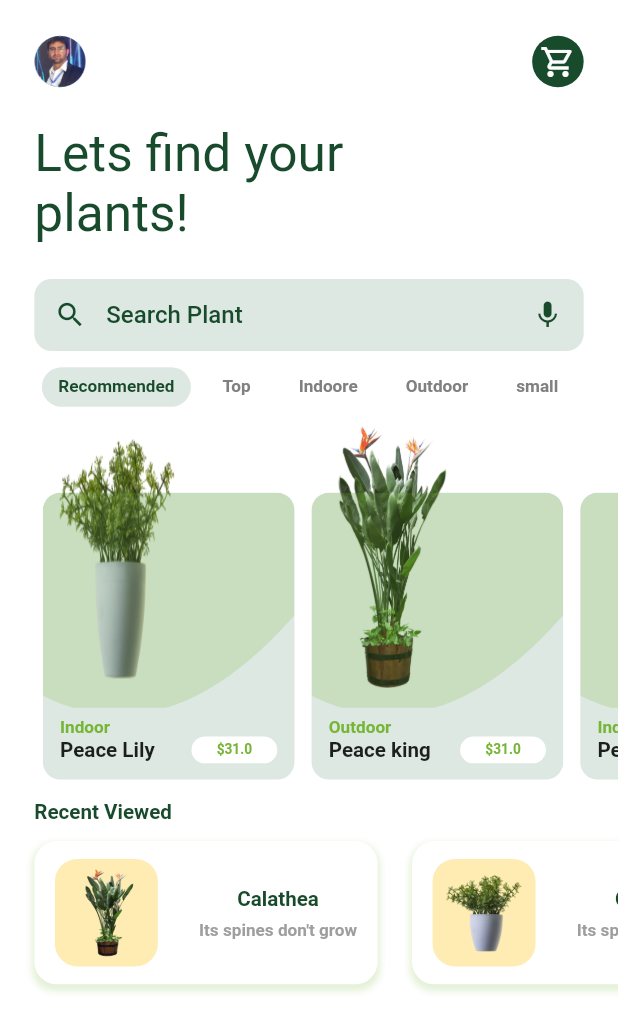
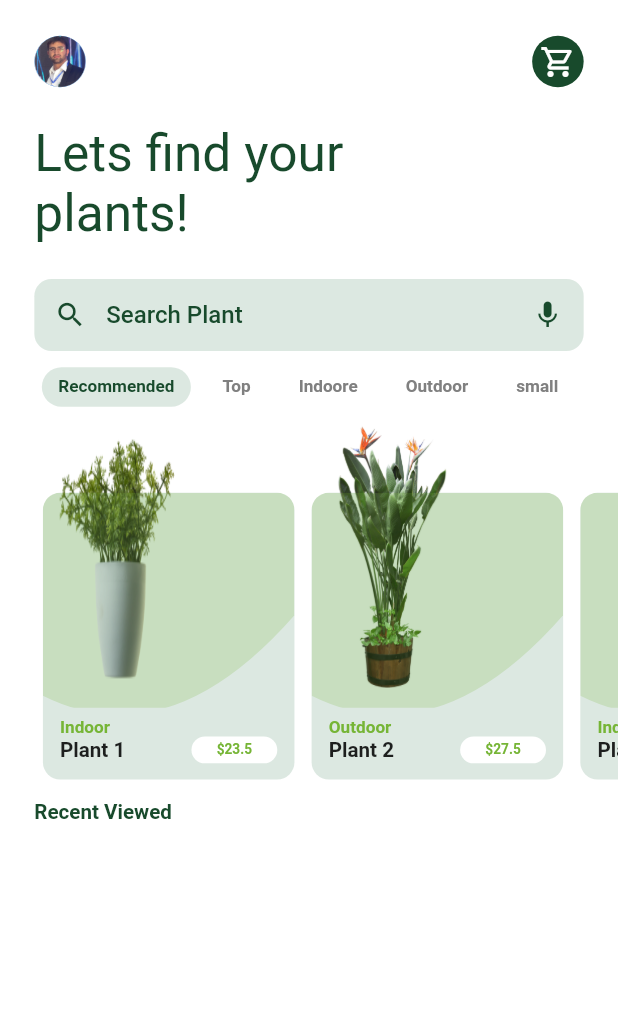
Before and after one commit to Zia9335/flutter-plant-app, a Flutter app: the HomeScreen screen opened directly, on a phone screen of 412 x 824 dp. Shown: the top 1032 px of the screen. Run offline on Flutter 3.47's test engine with Material 2 defaults, Android fonts, the phone set to English and light mode, and no system bars; our stand-ins replace bubble_tab_indicator, flutter_screenutil; missing offline and left inert: dart:ffi; Roboto replaces fonts that are missing (Poppins).

Commit message:
this commit will add get data from serviecs for plants

```diff
--- a/lib/core/constants/buttons_style.dart
+++ b/lib/core/constants/buttons_style.dart
@@ -1,6 +1,6 @@
-import 'package:flutter/material.dart';
-import 'package:flutter_screenutil/flutter_screenutil.dart';
-import 'package:w3/core/constants/colors_constants.dart';
+// import 'package:flutter/material.dart';
+// import 'package:flutter_screenutil/flutter_screenutil.dart';
+// import 'package:w3/core/constants/colors_constants.dart';
 
 // ButtonStyle kCustomElevatedButtonStyle=ButtonStyle(
 //   shape:
--- /dev/null
+++ b/lib/core/models/plant_model.dart
@@ -0,0 +1,20 @@
+class Plant {
+  String name;
+  String type;
+  String imageUrl;
+  String description;
+  String slogans;
+  double humidity;
+  double height;
+  double price;
+
+  Plant(
+      {required this.slogans,
+      required this.name,
+      required this.type,
+      required this.imageUrl,
+      required this.description,
+      required this.humidity,
+      required this.height,
+      required this.price});
+}
--- /dev/null
+++ b/lib/core/services/database_services.dart
@@ -0,0 +1,95 @@
+import 'package:w3/core/models/plant_model.dart';
+
+class DatabaseServices {
+  List<Plant> plants = [];
+  List<Plant> recentViewPlants = [];
+
+  // getPlants()
+  Future<List<Plant>> getPlants() async {
+    plants.add(
+      Plant(
+        name: 'Plant 1',
+        type: 'Indoor',
+        height: 10.2,
+        humidity: 60.0,
+        imageUrl: 'assets/images/plant (1).png',
+        price: 23.5,
+        slogans: "ths plant",
+        description:
+            'The Flutter team recommends that beginners to Flutter development use Provider for state management.',
+      ),
+    );
+    plants.add(
+      Plant(
+        name: 'Plant 2',
+        type: 'Outdoor',
+        height: 5.2,
+        humidity: 40.0,
+        imageUrl: 'assets/images/plant (2).png',
+        price: 27.5,
+        slogans: "ths supper",
+        description:
+            'The Flutter team recommends that beginners to Flutter development use Provider for state management.',
+      ),
+    );
+    plants.add(
+      Plant(
+        name: 'Plant 3',
+        type: 'Indoor',
+        height: 5.2,
+        humidity: 50.0,
+        imageUrl: 'assets/images/plant (3).png',
+        price: 33.5,
+        slogans: "ths clean and green",
+        description:
+            'The Flutter team recommends that beginners to Flutter development use Provider for state management.',
+      ),
+    );
+
+    return plants;
+  }
+
+  Future<List<Plant>> getRecentViewPlants() async {
+    // recentViewPlants.add(
+    //   Plant(
+    //     name: 'Plant 1',
+    //     type: 'Indoor',
+    //     height: 10.2,
+    //     humidity: 60.0,
+    //     imageUrl: 'assets/images/plant (1).png',
+    //     price: 23.5,
+    //     slogans: "ths plant",
+    //     description:
+    //         'The Flutter team recommends that beginners to Flutter development use Provider for state management.',
+    //   ),
+    // );
+    // recentViewPlants.add(
+    //   Plant(
+    //     name: 'Plant 2',
+    //     type: 'Outdoor',
+    //     height: 5.2,
+    //     humidity: 40.0,
+    //     imageUrl: 'assets/images/plant (2).png',
+    //     price: 27.5,
+    //     slogans: "ths supper",
+    //     description:
+    //         'The Flutter team recommends that beginners to Flutter development use Provider for state management.',
+    //   ),
+    // );
+    // recentViewPlants.add(
+    //   Plant(
+    //     name: 'Plant 3',
+    //     type: 'Indoor',
+    //     height: 5.2,
+    //     humidity: 50.0,
+    //     imageUrl: 'assets/images/plant (3).png',
+    //     price: 33.5,
+    //     slogans: "ths clean and green",
+    //     description:
+    //         'The Flutter team recommends that beginners to Flutter development use Provider for state management.',
+    //   ),
+    // );
+
+    return recentViewPlants;
+  }
+}
--- a/lib/ui/custom_widgets/home_screen_costum_widgets.dart
+++ b/lib/ui/custom_widgets/home_screen_costum_widgets.dart
@@ -4,6 +4,8 @@ import 'package:flutter_screenutil/flutter_screenutil.dart';
 import 'package:w3/core/constants/colors_constants.dart';
 import 'package:w3/core/constants/text_style.dart';
 import "package:w3/ui/screens/product_details/product_details.dart";
+
+import '../../core/models/plant_model.dart';
 
 // repeated Gesture Detector CircularAvatar home Screen
 class GestureCircularAvatar extends StatelessWidget {
@@ -39,26 +41,9 @@ class GestureCircularAvatar extends StatelessWidget {
 class RecentViewedPlantsCard extends StatelessWidget {
   RecentViewedPlantsCard({
     Key? key,
-    required this.plantImageUrl,
-    required this.plantNameText,
-    required this.plantDiscribText,
-    required this.plantPrice,
-    // required this.onTapFunction,
+    required this.plant,
   }) : super(key: key);
-
-  // plant image url
-  final String plantImageUrl;
-
-  // plant name text
-  final String plantNameText;
-
-  // plant type text
-  final String plantDiscribText;
-
-  // plant price
-  final double plantPrice;
-
-  //final VoidCallback onTapFunction;
+  Plant plant;
 
   @override
   Widget build(BuildContext context) {
@@ -67,7 +52,7 @@ class RecentViewedPlantsCard extends StatelessWidget {
         print("recentViewedPlantsCard is clicked");
         Navigator.push(context, MaterialPageRoute(builder: ((context) {
           return ProductDeatailsScreen(
-            plantImageUrl: plantImageUrl,
+            plant: plant,
           );
         })));
       },
@@ -85,7 +70,7 @@ class RecentViewedPlantsCard extends StatelessWidget {
                 height: 60.h,
                 child: Center(
                   child: Image.asset(
-                    plantImageUrl,
+                    plant.imageUrl,
                     fit: BoxFit.contain,
                     height: 50.h,
                     width: 50.w,
@@ -103,7 +88,7 @@ class RecentViewedPlantsCard extends StatelessWidget {
                 children: [
                   // plant name
                   Text(
-                    plantNameText,
+                    plant.name,
                     style: TextStyle(
                       color: kDarkGreen,
                       fontFamily: "Poppins",
@@ -115,7 +100,7 @@ class RecentViewedPlantsCard extends StatelessWidget {
 
                   // plant discription
                   Text(
-                    plantDiscribText,
+                    plant.slogans,
                     style: TextStyle(
                       color: Colors.grey,
                       fontFamily: "Poppins",
@@ -147,28 +132,8 @@ class RecentViewedPlantsCard extends StatelessWidget {
 
 // repeated Plants Large Card Home Screen
 class PlantCard extends StatelessWidget {
-  PlantCard({
-    Key? key,
-    required this.plantImageUrl,
-    required this.plantNameText,
-    required this.plantTypeText,
-    required this.plantPrice,
-    // required this.onTapFunction,
-  }) : super(key: key);
-
-  // plant image url
-  final String plantImageUrl;
-
-  // plant name text
-  final String plantNameText;
-
-  // plant type text
-  final String plantTypeText;
-
-  // plant price
-  final double plantPrice;
-
-  // final VoidCallback onTapFunction;
+  final Plant plant;
+  const PlantCard(this.plant, {Key? key}) : super(key: key);
 
   @override
   Widget build(BuildContext context) {
@@ -179,7 +144,7 @@ class PlantCard extends StatelessWidget {
           context,
           MaterialPageRoute(
             builder: ((context) {
-              return ProductDeatailsScreen(plantImageUrl: plantImageUrl);
+              return ProductDeatailsScreen(plant: plant);
             }),
           ),
         );
@@ -210,7 +175,7 @@ class PlantCard extends StatelessWidget {
               child: SizedBox(
                 //height: 150.h,
                 child: Image.asset(
-                  plantImageUrl,
+                  plant.imageUrl,
                   fit: BoxFit.fill,
                 ),
               ),
@@ -240,7 +205,7 @@ class PlantCard extends StatelessWidget {
                 crossAxisAlignment: CrossAxisAlignment.start,
                 children: [
                   Text(
-                    plantTypeText,
+                    plant.type,
                     style: TextStyle(
                         color: kGreen,
                         fontFamily: "Poppins",
@@ -251,7 +216,7 @@ class PlantCard extends StatelessWidget {
                     mainAxisAlignment: MainAxisAlignment.spaceBetween,
                     children: [
                       Text(
-                        plantNameText,
+                        plant.name,
                         style: TextStyle(
                           fontFamily: "Poppins",
                           fontSize: 12.sp,
@@ -266,7 +231,7 @@ class PlantCard extends StatelessWidget {
                               color: Colors.white),
                           child: Center(
                             child: Text(
-                              "\$$plantPrice",
+                              "\$${plant.price}",
                               style: plantPriceTextStyle,
                             ),
                           )),
--- a/lib/ui/custom_widgets/product_details_custom_widgets.dart
+++ b/lib/ui/custom_widgets/product_details_custom_widgets.dart
@@ -1,12 +1,12 @@
 import 'package:flutter_screenutil/flutter_screenutil.dart';
-
 import 'package:flutter/material.dart';
-import 'package:flutter_screenutil/flutter_screenutil.dart';
 import 'package:w3/core/constants/colors_constants.dart';
+import '../../core/models/plant_model.dart';
 
 //
 class ProductDeatailsListView extends StatelessWidget {
-  //
+  ProductDeatailsListView({Key? key, required this.plant}) : super(key: key);
+  Plant plant;
 
   List<Widget> list = [
     const ProductDetailsCard(
@@ -34,8 +34,6 @@ class ProductDeatailsListView extends StatelessWidget {
       value: 8.2,
     ),
   ];
-
-  ProductDeatailsListView({Key? key}) : super(key: key);
 
   @override
   Widget build(BuildContext context) {
--- a/lib/ui/screens/home/home_screen.dart
+++ b/lib/ui/screens/home/home_screen.dart
@@ -1,7 +1,7 @@
+import 'package:provider/provider.dart';
 import 'package:w3/ui/custom_widgets/home_screen_costum_widgets.dart';
 import 'package:w3/ui/screens/cart/cart_screen.dart';
-import 'package:w3/ui/screens/product_details/product_details.dart';
-
+import 'package:w3/ui/screens/home/home_view_model.dart';
 import 'package:flutter/material.dart';
 import 'package:flutter_screenutil/flutter_screenutil.dart';
 import 'package:w3/core/constants/colors_constants.dart';
@@ -9,12 +9,7 @@ import 'package:w3/ui/custom_widgets/custom_widgets.dart';
 import 'package:w3/core/constants/text_style.dart';
 import 'package:bubble_tab_indicator/bubble_tab_indicator.dart';
 
-import 'package:w3/core/constants/buttons_style.dart';
-import 'package:w3/ui/screens/signup/signup_screen.dart';
-
 class HomeScreen extends StatefulWidget {
-  const HomeScreen({Key? key}) : super(key: key);
-
   @override
   State<HomeScreen> createState() => _HomeScreenState();
 }
@@ -22,6 +17,7 @@ class HomeScreen extends StatefulWidget {
 class _HomeScreenState extends State<HomeScreen> {
 // toggle bar text list
   List<String> labels = ["Apples", "Bananas", "Oranges"];
+
   List<Tab> listTab = const [
     Tab(
       text: 'Recommended',
@@ -40,58 +36,16 @@ class _HomeScreenState extends State<HomeScreen> {
     ),
   ];
 
-  // plants Card List
-  List<Widget> plantsCardList = [
-    PlantCard(
-      plantImageUrl: 'assets/images/plant (1).png',
-      plantNameText: "Peace Lily",
-      plantTypeText: "Indoor",
-      plantPrice: 31.00,
-    ),
-    PlantCard(
-      plantImageUrl: 'assets/images/plant (2).png',
-      plantNameText: "Peace king",
-      plantTypeText: "Outdoor",
-      plantPrice: 31.00,
-    ),
-    PlantCard(
-      plantImageUrl: 'assets/images/plant (3).png',
-      plantNameText: "Peace super",
-      plantTypeText: "Indoor",
-      plantPrice: 31.00,
-    ),
-    PlantCard(
-      plantImageUrl: 'assets/images/plant (4).png',
-      plantNameText: "Peace Lily 4",
-      plantTypeText: "Outdoor",
-      plantPrice: 31.00,
-    ),
-  ];
-  List<Widget> RecentViewedPlantsList = [
-    RecentViewedPlantsCard(
-      plantImageUrl: "assets/images/plant (2).png",
-      plantNameText: "Calathea",
-      plantDiscribText: "Its spines don't grow",
-      plantPrice: 0,
-    ),
-    RecentViewedPlantsCard(
-      plantImageUrl: "assets/images/plant (1).png",
-      plantNameText: "Calathea",
-      plantDiscribText: "Its spines don't grow",
-      plantPrice: 0,
-    ),
-    RecentViewedPlantsCard(
-      plantImageUrl: "assets/images/plant (3).png",
-      plantNameText: "Calathea",
-      plantDiscribText: "Its spines don't grow",
-      plantPrice: 0,
-    ),
-  ];
+  int currentIndex = 0;
 
-  int currentIndex = 0;
   @override
   Widget build(BuildContext context) {
+    Provider.of<HomeViewModel>(context, listen: false).callData;
+    //
+    return Consumer<HomeViewModel>(
+      builder: (context, model, child) {
         return SafeArea(
+          //
           child: DefaultTabController(
             length: listTab.length,
             initialIndex: 0,
@@ -101,7 +55,8 @@ class _HomeScreenState extends State<HomeScreen> {
                   crossAxisAlignment: CrossAxisAlignment.start,
                   children: [
                     Padding(
-                  padding: EdgeInsets.only(top: 20.h, left: 20.w, right: 20.w),
+                      padding:
+                          EdgeInsets.only(top: 20.h, left: 20.w, right: 20.w),
                       child: Column(
                         crossAxisAlignment: CrossAxisAlignment.start,
                         children: [
@@ -120,7 +75,8 @@ class _HomeScreenState extends State<HomeScreen> {
                                   Navigator.push(
                                       context,
                                       MaterialPageRoute(
-                                      builder: ((context) => CartScreen())));
+                                          builder: ((context) =>
+                                              CartScreen())));
                                 },
                                 backgroundColor: kDarkGreen,
                                 child: const Icon(
@@ -182,14 +138,16 @@ class _HomeScreenState extends State<HomeScreen> {
                               //Plants Card List
                               SizedBox(
                                 height: 200.h,
+
+                                //
                                 child: ListView.builder(
-                              itemCount: plantsCardList.length,
+                                  itemCount: model.plants.length,
                                   shrinkWrap: true,
                                   scrollDirection: Axis.horizontal,
                                   padding: EdgeInsets.only(left: 20.w),
                                   // itemBuilder:
-                              itemBuilder: (BuildContext context, int index) {
-                                return plantsCardList[index];
+                                  itemBuilder: (context, index) {
+                                    return PlantCard(model.plants[index]);
                                   },
                                 ),
                               ),
@@ -209,12 +167,13 @@ class _HomeScreenState extends State<HomeScreen> {
                               SizedBox(
                                 height: 100.h,
                                 child: ListView.builder(
-                              itemCount: RecentViewedPlantsList.length,
+                                  itemCount: model.recentViewedPlant.length,
                                   shrinkWrap: true,
                                   scrollDirection: Axis.horizontal,
                                   // itemBuilder:
-                              itemBuilder: (BuildContext context, int index) {
-                                return RecentViewedPlantsList[index];
+                                  itemBuilder: (context, index) {
+                                    return RecentViewedPlantsCard(
+                                        plant: model.recentViewedPlant[index]);
                                   },
                                 ),
                               ),
@@ -241,5 +200,7 @@ class _HomeScreenState extends State<HomeScreen> {
             ),
           ),
         );
+      },
+    );
   }
 }
--- /dev/null
+++ b/lib/ui/screens/home/home_view_model.dart
@@ -0,0 +1,37 @@
+import 'package:flutter/material.dart';
+import 'package:w3/core/models/plant_model.dart';
+import 'package:w3/core/services/database_services.dart';
+
+class HomeViewModel extends ChangeNotifier {
+  final _databaseServices = DatabaseServices();
+
+  List<Plant> plants = [];
+  List<Plant> recentViewedPlant = [];
+
+  //
+
+  Future getPlants() async {
+    plants = await _databaseServices.getPlants();
+    notifyListeners();
+
+    return plants;
+  }
+
+  Future getRecentViewPlants() async {
+    recentViewedPlant = await _databaseServices.getRecentViewPlants();
+    notifyListeners();
+
+    return plants;
+  }
+
+  get callData {
+    getPlants();
+    getRecentViewPlants();
+  }
+
+  addToRecentViewList(Plant plant) {
+    _databaseServices.recentViewPlants.add(plant);
+
+    notifyListeners();
+  }
+}
--- a/lib/ui/screens/product_details/product_details.dart
+++ b/lib/ui/screens/product_details/product_details.dart
@@ -1,25 +1,21 @@
 import 'package:flutter_screenutil/flutter_screenutil.dart';
+import 'package:provider/provider.dart';
 import 'package:w3/ui/custom_widgets/product_details_custom_widgets.dart';
-import 'package:w3/ui/custom_widgets/custom_widgets.dart';
 import 'package:flutter/material.dart';
-import 'package:flutter_screenutil/flutter_screenutil.dart';
 import 'package:w3/core/constants/colors_constants.dart';
 import 'package:w3/core/constants/text_style.dart';
 import 'package:w3/ui/custom_widgets/home_screen_costum_widgets.dart';
 import 'package:w3/ui/screens/cart/cart_screen.dart';
+import 'package:w3/ui/screens/home/home_view_model.dart';
+import '../../../core/models/plant_model.dart';
 
 //
-class ProductDeatailsScreen extends StatefulWidget {
-  const ProductDeatailsScreen({Key? key, required this.plantImageUrl})
+class ProductDeatailsScreen extends StatelessWidget {
+  const ProductDeatailsScreen({Key? key, required this.plant})
       : super(key: key);
 
-  final String plantImageUrl;
+  final Plant plant;
 
-  @override
-  State<ProductDeatailsScreen> createState() => _ProductDeatailsScreenState();
-}
-
-class _ProductDeatailsScreenState extends State<ProductDeatailsScreen> {
   @override
   Widget build(BuildContext context) {
     return SafeArea(
@@ -36,7 +32,11 @@ class _ProductDeatailsScreenState extends State<ProductDeatailsScreen> {
                 // gestureDetector for back
                 GestureCircularAvatar(
                   function: () {
+                    Provider.of<HomeViewModel>(context, listen: false)
+                        .addToRecentViewList(plant);
                     Navigator.pop(context);
+
+                    print("clicked");
                   },
                   backgroundColor: Colors.white,
                   child: Icon(
@@ -67,7 +67,7 @@ class _ProductDeatailsScreenState extends State<ProductDeatailsScreen> {
             child: Image(
               height: 450.h,
               width: 250.w,
-              image: AssetImage(widget.plantImageUrl),
+              image: AssetImage(plant.imageUrl),
             ),
           ),
           SizedBox.expand(
@@ -96,13 +96,13 @@ class _ProductDeatailsScreenState extends State<ProductDeatailsScreen> {
                                         CrossAxisAlignment.start,
                                     children: [
                                       Text(
-                                        'Schefflera',
+                                        plant.name,
                                         style: kH1TextStyle.copyWith(
                                             fontSize: 20.sp),
                                       ),
                                       Row(
                                         children: [
-                                          Text("\$25.00",
+                                          Text("\$${plant.price}",
                                               style: kH2TextStyle.copyWith(
                                                   color: kGreen,
                                                   fontWeight: FontWeight.bold)),
@@ -171,7 +171,7 @@ class _ProductDeatailsScreenState extends State<ProductDeatailsScreen> {
                                   style:
                                       kH1TextStyle.copyWith(fontSize: 14.sp)),
                               Text(
-                                "However, they look like huge white flowers and they bloom throughout the year and a bit more frequently in the springtime. This coupied with plant's brood, deep green leaves.",
+                                plant.description,
                                 style: TextStyle(
                                   fontSize: 10.sp,
                                   height: 1.5.h,
@@ -183,7 +183,9 @@ class _ProductDeatailsScreenState extends State<ProductDeatailsScreen> {
                         ),
                         Padding(
                           padding: EdgeInsets.only(left: 20.w),
-                          child: ProductDeatailsListView(),
+                          child: ProductDeatailsListView(
+                            plant: plant,
+                          ),
                         ),
                         Padding(
                           padding: EdgeInsets.symmetric(
@@ -208,7 +210,7 @@ class _ProductDeatailsScreenState extends State<ProductDeatailsScreen> {
                               SizedBox(
                                 width: 10.w,
                               ),
-                              Expanded(
+                              const Expanded(
                                 child: BuyNowButton(),
                               ),
                             ],
--- a/lib/ui/screens/signup/signup_screen.dart
+++ b/lib/ui/screens/signup/signup_screen.dart
@@ -4,7 +4,7 @@ import 'package:w3/ui/custom_widgets/custom_widgets.dart';
 import 'package:w3/core/constants/text_style.dart';
 import 'package:w3/ui/screens/signup/signup-view-model.dart';
 import 'package:provider/provider.dart';
-import 'package:w3/ui/screens/login/login-view-model.dart';
+import 'package:w3/ui/screens/login/login_view_model.dart';
 
 class SignUpScreen extends StatelessWidget {
   SignUpScreen({Key? key}) : super(key: key);
```
Also changed, not shown: lib/main.dart (+3 -15 lines), lib/ui/screens/login/login_screen.dart (+6 -10 lines), lib/ui/screens/home/home-view-model.dart (deleted), lib/ui/screens/login/login_view_model.dart (renamed from lib/ui/screens/login/login-view-model.dart), lib/ui/screens/product_details/product_details-view-model.dart (deleted), lib/ui/screens/product_details/product_details_view_model.dart (added). Lines whose indentation alone changed are shown as unchanged.
